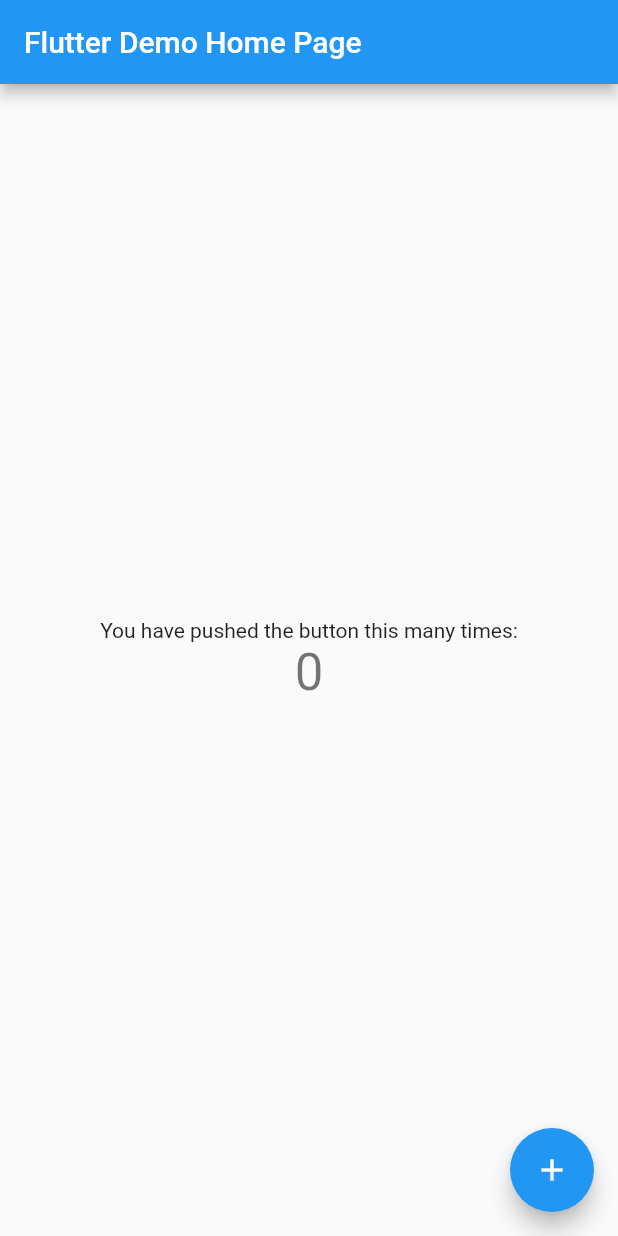
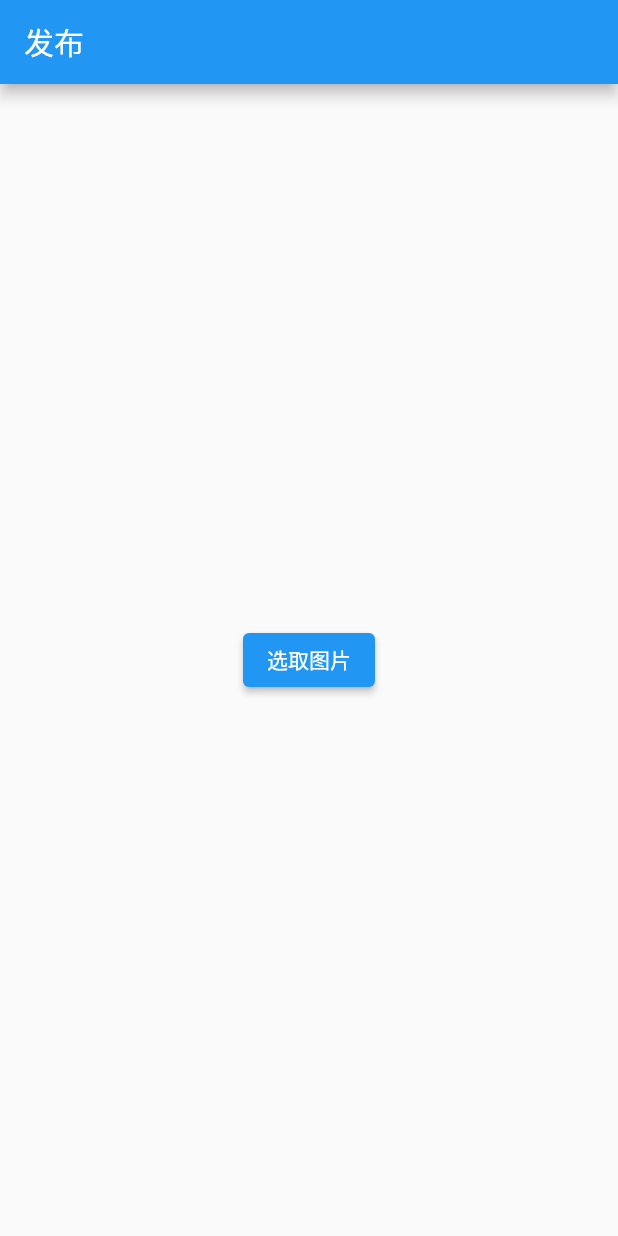
Before and after one commit to miaodongCoder/flutter_wechat_post, a Flutter app: the screen it shows after launch, on a phone screen of 412 x 824 dp. Run offline on Flutter 3.47's test engine with Material 2 defaults, Android fonts, the phone set to English and light mode, and no system bars; missing offline and left inert: wechat_assets_picker.

Commit message:
配置图片选取的权限;

```diff
--- a/lib/main.dart
+++ b/lib/main.dart
@@ -1,115 +1,20 @@
 import 'package:flutter/material.dart';
+import 'package:flutter_wechat_post/pages/post.dart';
 
-void main() {
-  runApp(const MyApp());
-}
+void main() => runApp(const MyApp());
 
 class MyApp extends StatelessWidget {
   const MyApp({super.key});
 
-  // This widget is the root of your application.
   @override
   Widget build(BuildContext context) {
     return MaterialApp(
       title: 'Flutter Demo',
+      debugShowCheckedModeBanner: false,
       theme: ThemeData(
-        // This is the theme of your application.
-        //
-        // Try running your application with "flutter run". You'll see the
-        // application has a blue toolbar. Then, without quitting the app, try
-        // changing the primarySwatch below to Colors.green and then invoke
-        // "hot reload" (press "r" in the console where you ran "flutter run",
-        // or simply save your changes to "hot reload" in a Flutter IDE).
-        // Notice that the counter didn't reset back to zero; the application
-        // is not restarted.
         primarySwatch: Colors.blue,
       ),
-      home: const MyHomePage(title: 'Flutter Demo Home Page'),
+      home: const PostEditPage(),
     );
   }
 }
-
-class MyHomePage extends StatefulWidget {
-  const MyHomePage({super.key, required this.title});
-
-  // This widget is the home page of your application. It is stateful, meaning
-  // that it has a State object (defined below) that contains fields that affect
-  // how it looks.
-
-  // This class is the configuration for the state. It holds the values (in this
-  // case the title) provided by the parent (in this case the App widget) and
-  // used by the build method of the State. Fields in a Widget subclass are
-  // always marked "final".
-
-  final String title;
-
-  @override
-  State<MyHomePage> createState() => _MyHomePageState();
-}
-
-class _MyHomePageState extends State<MyHomePage> {
-  int _counter = 0;
-
-  void _incrementCounter() {
-    setState(() {
-      // This call to setState tells the Flutter framework that something has
-      // changed in this State, which causes it to rerun the build method below
-      // so that the display can reflect the updated values. If we changed
-      // _counter without calling setState(), then the build method would not be
-      // called again, and so nothing would appear to happen.
-      _counter++;
-    });
-  }
-
-  @override
-  Widget build(BuildContext context) {
-    // This method is rerun every time setState is called, for instance as done
-    // by the _incrementCounter method above.
-    //
-    // The Flutter framework has been optimized to make rerunning build methods
-    // fast, so that you can just rebuild anything that needs updating rather
-    // than having to individually change instances of widgets.
-    return Scaffold(
-      appBar: AppBar(
-        // Here we take the value from the MyHomePage object that was created by
-        // the App.build method, and use it to set our appbar title.
-        title: Text(widget.title),
-      ),
-      body: Center(
-        // Center is a layout widget. It takes a single child and positions it
-        // in the middle of the parent.
-        child: Column(
-          // Column is also a layout widget. It takes a list of children and
-          // arranges them vertically. By default, it sizes itself to fit its
-          // children horizontally, and tries to be as tall as its parent.
-          //
-          // Invoke "debug painting" (press "p" in the console, choose the
-          // "Toggle Debug Paint" action from the Flutter Inspector in Android
-          // Studio, or the "Toggle Debug Paint" command in Visual Studio Code)
-          // to see the wireframe for each widget.
-          //
-          // Column has various properties to control how it sizes itself and
-          // how it positions its children. Here we use mainAxisAlignment to
-          // center the children vertically; the main axis here is the vertical
-          // axis because Columns are vertical (the cross axis would be
-          // horizontal).
-          mainAxisAlignment: MainAxisAlignment.center,
-          children: <Widget>[
-            const Text(
-              'You have pushed the button this many times:',
-            ),
-            Text(
-              '$_counter',
-              style: Theme.of(context).textTheme.headlineMedium,
-            ),
-          ],
-        ),
-      ),
-      floatingActionButton: FloatingActionButton(
-        onPressed: _incrementCounter,
-        tooltip: 'Increment',
-        child: const Icon(Icons.add),
-      ), // This trailing comma makes auto-formatting nicer for build methods.
-    );
-  }
-}
--- /dev/null
+++ b/lib/pages/post.dart
@@ -0,0 +1,38 @@
+import 'package:flutter/material.dart';
+import 'package:wechat_assets_picker/wechat_assets_picker.dart';
+
+class PostEditPage extends StatefulWidget {
+  const PostEditPage({super.key});
+
+  @override
+  State<PostEditPage> createState() => _PostEditPageState();
+}
+
+class _PostEditPageState extends State<PostEditPage> {
+  @override
+  Widget build(BuildContext context) {
+    return Scaffold(
+      appBar: AppBar(
+        title: const Text("发布"),
+      ),
+      body: _mainView(),
+    );
+  }
+
+  Widget _mainView() {
+    return Center(
+      child: Column(
+        mainAxisAlignment: MainAxisAlignment.center,
+        children: [
+          ElevatedButton(
+              onPressed: () async {
+                final List<AssetEntity>? result =
+                    await AssetPicker.pickAssets(context);
+                print("选取的图片数量: ${result?.length}");
+              },
+              child: const Text("选取图片"))
+        ],
+      ),
+    );
+  }
+}
--- a/pubspec.yaml
+++ b/pubspec.yaml
@@ -35,11 +35,13 @@
   flutter:
     sdk: flutter
 
+  wechat_assets_picker: ^8.4.1
+
+
 dev_dependencies:
   flutter_lints: ^2.0.0
   flutter_test:
     sdk: flutter
-  wechat_assets_picker: ^8.4.1
 
 # For information on the generic Dart part of this file, see the
 # following page: https://dart.dev/tools/pub/pubspec
```
Also changed, not shown: 5 other files.
